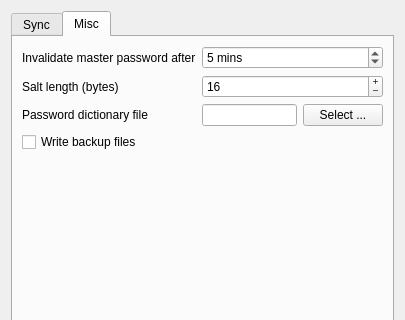
Old version of the form Qt-SESAM/optionsdialog.ui in the repository 607011/Qt-SESAM; both pictures show x 0 to 405 and y 0 to 320 of the 405 by 498 pixel window.
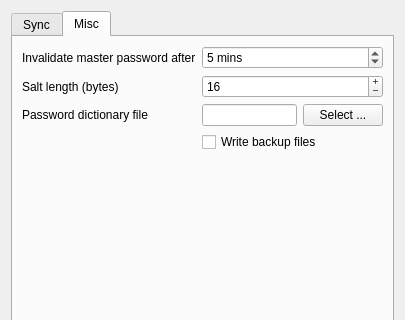
New version of the form. The open tabs and pages were chosen to show the change.

Commit message: Added Smart Login checkbox to `OptionsDialog`.

What changed in the file:
```diff
--- a/Qt-SESAM/optionsdialog.ui
+++ b/Qt-SESAM/optionsdialog.ui
@@ -345,7 +345,7 @@
            </item>
           </layout>
          </item>
-         <item row="4" column="0">
+         <item row="4" column="1">
           <widget class="QCheckBox" name="writeBackupsCheckBox">
            <property name="text">
             <string>Write backup files</string>
```
Left out of the diff: 16 changed lines with no effect on the pictures. The commit also changes 5 other files.
